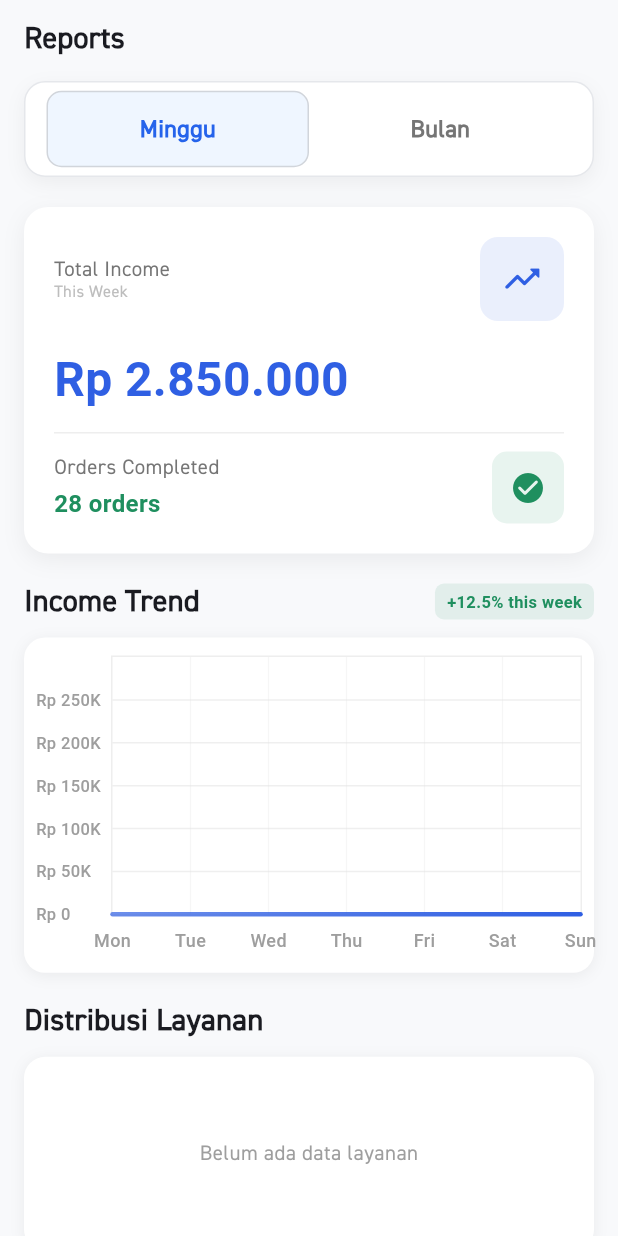
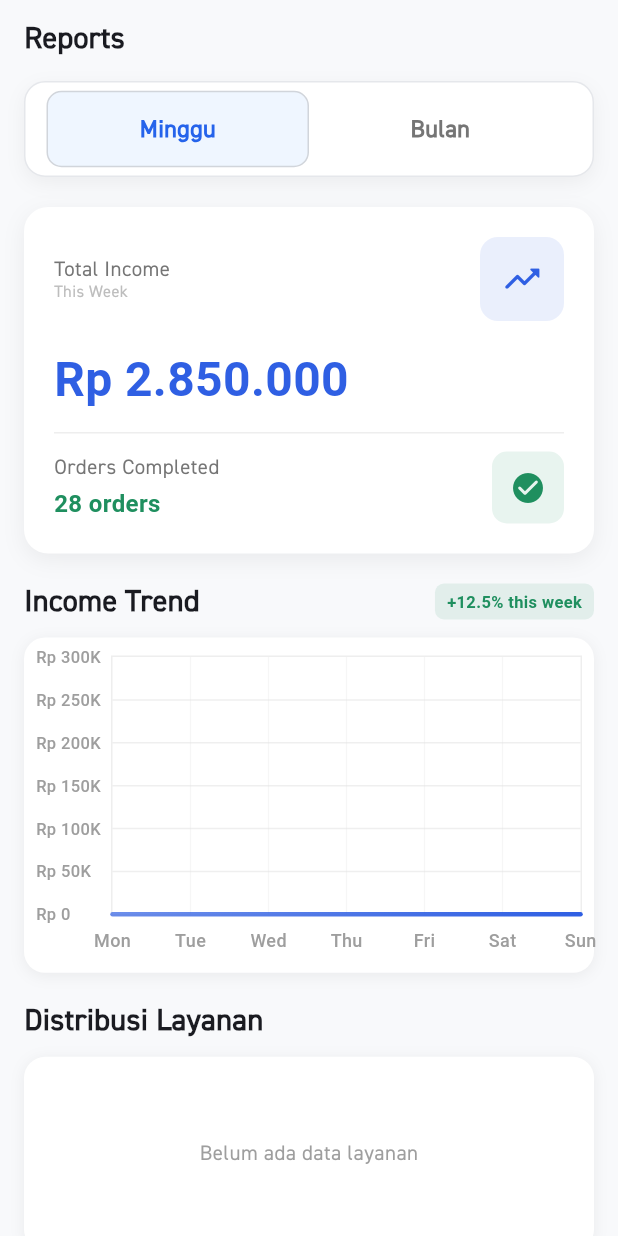
Before and after one commit to DoniiAdityaa/laundriin, a Flutter app: the ReportsScreen screen opened directly, on a phone screen of 412 x 824 dp. Run offline on Flutter 3.47's test engine with Material 3 defaults, Android fonts, the phone set to English and light mode, and no system bars; drawn by our look-alikes of fl_chart; our stand-ins replace cached_network_image, cloud_firestore, device_info_plus, dio, firebase_auth, firebase_core and 10 more; missing offline and left inert: awesome_dio_interceptor, flutter_downloader; accounts and stored records are empty; generated files the repository leaves out were written again.

Commit message:
(order_detail_screen, perubahan showmodalBottomSheet), (income_trend, fixed grafik, dan Yaxis), (service distribution, ganti color yg soft dan mudah di pahami)

```diff
--- a/lib/features/reports/widgets/income_trend_chart.dart
+++ b/lib/features/reports/widgets/income_trend_chart.dart
@@ -187,7 +187,7 @@ class _IncomeTrendChartState extends State<IncomeTrendChart> {
     }
 
     final labels = <String>[];
-    for (int i = 0; i < 6; i++) {
+    for (int i = 0; i <= 6; i++) {
       labels.add(_formatRupiah(interval * i));
     }
 
@@ -330,6 +330,7 @@ class _IncomeTrendChartState extends State<IncomeTrendChart> {
       maxY: maxY,
       lineBarsData: [
         LineChartBarData(
+          preventCurveOverShooting: true,
           spots: weekSpots,
           isCurved: true,
           gradient: LinearGradient(
@@ -477,6 +478,7 @@ class _IncomeTrendChartState extends State<IncomeTrendChart> {
       maxY: maxY,
       lineBarsData: [
         LineChartBarData(
+          preventCurveOverShooting: true,
           spots: monthSpots,
           isCurved: true,
           gradient: LinearGradient(
--- a/lib/features/reports/widgets/service_distribution_chart.dart
+++ b/lib/features/reports/widgets/service_distribution_chart.dart
@@ -26,23 +26,23 @@ class _ServiceDistributionChartState extends State<ServiceDistributionChart> {
   StreamSubscription? _ordersSubscription;
   int _touchedIndex = -1;
 
-  // 5 services with colors
   final List<Map<String, dynamic>> _services = [
     {
       'name': 'Cuci Komplit',
-      'color': const Color(0xFF4F7DF3), // Soft Primary Blue
+      'color': const Color(0xFF5B8DEF), // Soft Primary Blue
     },
     {
       'name': 'Cuci Kering',
-      'color': const Color(0xFF9CA3AF), // Soft Gray
+      'color': const Color(0xFF9AA4B2), // Muted Cool Gray
     },
     {
       'name': 'Setrika',
-      'color': const Color(0xFF7AA2FF), // Soft Light Blue
+      'color': const Color(0xFF7CB4FF), // Soft Sky Blue
     },
     {
       'name': 'Setrika Uap',
-      'color': const Color(0xFFA5BFFF), // Pastel Blue
+      'color':
+          const Color(0xFF8FD3D6), // Soft Pastel Cyan (beda tapi masih calm)
     },
   ];
 
```
Also changed, not shown: lib/features/add_order/order_detail_screen.dart (+14 -2 lines).
